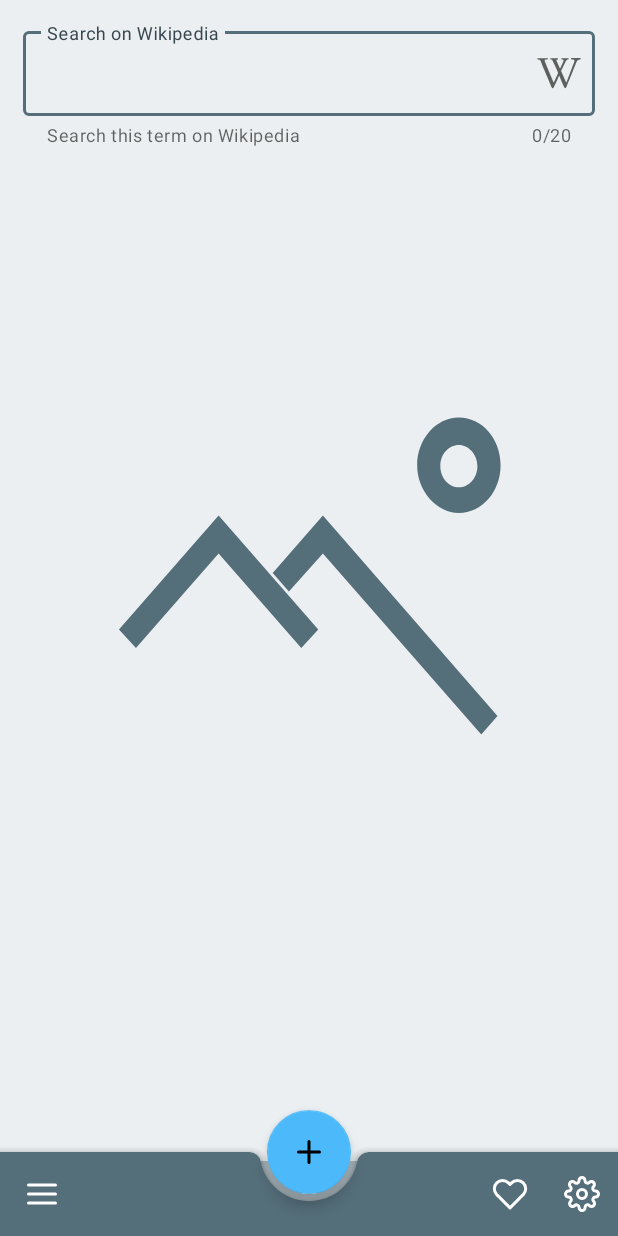
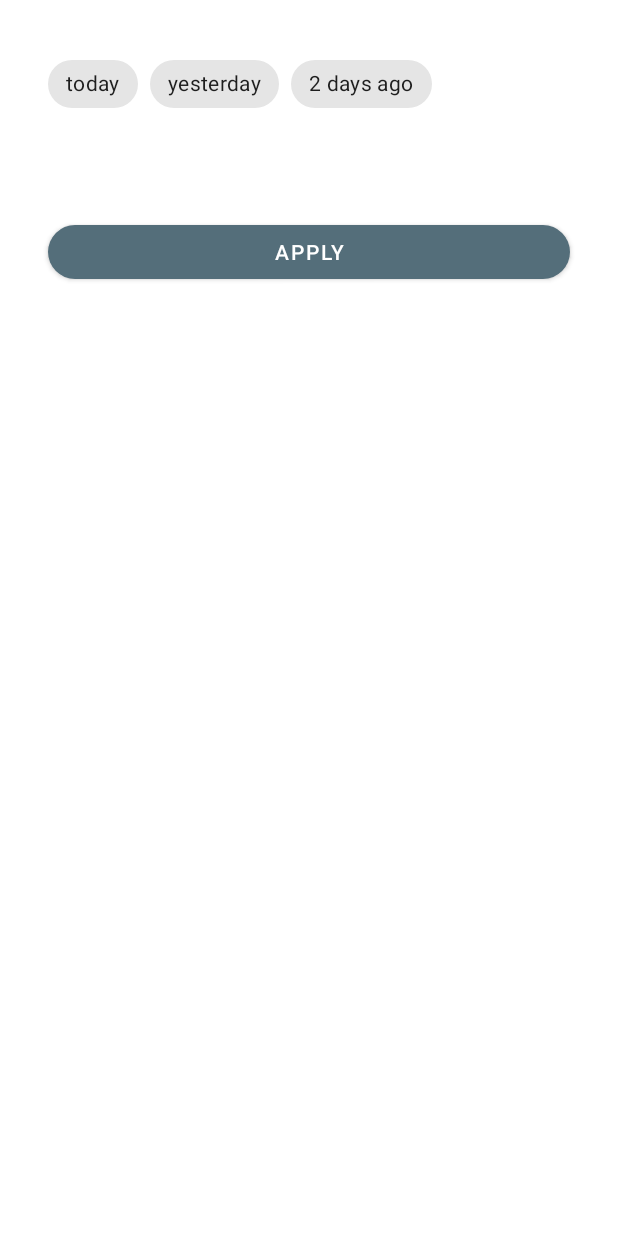
Before and after one commit to mazi-k/A_MaterialDesign, an Android app: the screen it shows after launch (MainActivity), after a tap on "Settings", on a phone screen of 412 x 824 dp. Run offline under Robolectric (Android 15) with nearby library versions, the phone set to English and light mode, and no system bars; pictures from the network do not load.

Commit message:
add chips

```diff
--- a/app/src/main/java/com/example/a_materialdesign/model/PictureOfTheDayAPI.kt
+++ b/app/src/main/java/com/example/a_materialdesign/model/PictureOfTheDayAPI.kt
@@ -7,4 +7,7 @@ import java.sql.Date
 interface PictureOfTheDayAPI {
         @GET("/planetary/apod")
         fun getPictureOfTheDay(@Query("api_key") apiKey:String): Call<PictureOfTheDayServerResponseData>
+
+        @GET("/planetary/apod")
+        fun getPictureOfTheDayTemp(@Query("api_key") apiKey:String,@Query("date") date: String= "2022-06-05"): Call<PictureOfTheDayServerResponseData>
 }
--- a/app/src/main/java/com/example/a_materialdesign/view/MainActivity.kt
+++ b/app/src/main/java/com/example/a_materialdesign/view/MainActivity.kt
@@ -4,13 +4,20 @@ import androidx.appcompat.app.AppCompatActivity
 import android.os.Bundle
 import com.example.a_materialdesign.R
 
-class MainActivity : AppCompatActivity() {
+class MainActivity : AppCompatActivity(), SettingsFragment.Controller {
     override fun onCreate(savedInstanceState: Bundle?) {
         super.onCreate(savedInstanceState)
         setContentView(R.layout.activity_main)
         if (savedInstanceState == null) {
             supportFragmentManager.beginTransaction()
-                .replace(R.id.container, PictureOfTheDayFragment.newInstance()).commit()
+                .replace(R.id.container, PictureOfTheDayFragment.newInstance(0)).commit()
         }
     }
+
+    override fun saveResult(result: Int) {
+        val fragmentManager = supportFragmentManager
+        fragmentManager.beginTransaction()
+            .replace(R.id.container, PictureOfTheDayFragment.newInstance(result))
+            .commit()
+    }
 }
--- a/app/src/main/java/com/example/a_materialdesign/view/PictureOfTheDayFragment.kt
+++ b/app/src/main/java/com/example/a_materialdesign/view/PictureOfTheDayFragment.kt
@@ -4,10 +4,13 @@ import BottomNavigationDrawerFragment
 import android.annotation.SuppressLint
 import android.content.Intent
 import android.net.Uri
+import android.os.Build
 import android.os.Bundle
 import android.util.Log
 import android.view.*
+import android.widget.DatePicker
 import android.widget.Toast
+import androidx.annotation.RequiresApi
 import androidx.appcompat.app.AppCompatActivity
 import androidx.coordinatorlayout.widget.CoordinatorLayout
 import androidx.core.content.ContextCompat
@@ -20,10 +23,15 @@ import com.example.a_materialdesign.viewmodel.AppState
 import com.example.a_materialdesign.viewmodel.PictureOfTheDayViewModel
 import com.google.android.material.bottomappbar.BottomAppBar
 import com.google.android.material.bottomsheet.BottomSheetBehavior
+import java.text.DateFormat
+import java.time.LocalDate
+import java.time.format.DateTimeFormatter
+import java.util.*
 
 class PictureOfTheDayFragment : Fragment() {
 
     private var isMain = true
+    private var result: Int = 0
 
     private var _binding: FragmentPictureOfTheDayBinding? = null
     private val binding: FragmentPictureOfTheDayBinding
@@ -35,6 +43,11 @@ class PictureOfTheDayFragment : Fragment() {
         ViewModelProvider(this).get(PictureOfTheDayViewModel::class.java)
     }
 
+    override fun onCreate(savedInstanceState: Bundle?) {
+        result = requireArguments().getInt("dayResult")
+        super.onCreate(savedInstanceState)
+    }
+
     override fun onCreateView(
         inflater: LayoutInflater, container: ViewGroup?,
         savedInstanceState: Bundle?
@@ -43,6 +56,7 @@ class PictureOfTheDayFragment : Fragment() {
         return binding.root
     }
 
+    @RequiresApi(Build.VERSION_CODES.O)
     override fun onViewCreated(view: View, savedInstanceState: Bundle?) {
         super.onViewCreated(view, savedInstanceState)
         setHasOptionsMenu(true)
@@ -52,7 +66,13 @@ class PictureOfTheDayFragment : Fragment() {
         viewModel.getLiveDataForViewToObserve().observe(viewLifecycleOwner) {
             renderData(it)
         }
-        viewModel.sendServerRequest()
+
+        val newDate = LocalDate.now().minusDays(result.toLong())
+
+        when (result) {
+            0 -> viewModel.sendServerRequest()
+            1, 2 -> viewModel.sendServerRequestTemp(newDate.toString())
+        }
 
         wikiSearch()
         fabSwitch()
@@ -91,7 +111,6 @@ class PictureOfTheDayFragment : Fragment() {
         })
     }
 
-    @SuppressLint("ResourceAsColor")
     private fun wikiSearch() {
         binding.inputLayout.setEndIconOnClickListener {
             startActivity(Intent(Intent.ACTION_VIEW).apply {
@@ -109,14 +128,17 @@ class PictureOfTheDayFragment : Fragment() {
     override fun onOptionsItemSelected(item: MenuItem): Boolean {
         when (item.itemId) {
             R.id.app_bar_fav -> Toast.makeText(context, "Favourite", Toast.LENGTH_SHORT).show()
-            R.id.app_bar_settings -> Toast.makeText(context, "Settings", Toast.LENGTH_SHORT).show()
+            R.id.app_bar_settings -> requireActivity().supportFragmentManager
+                .beginTransaction()
+                .replace(R.id.container,SettingsFragment.newInstance())
+                .addToBackStack(null)
+                .commit()
             android.R.id.home -> {
                 BottomNavigationDrawerFragment().show(requireActivity().supportFragmentManager, "")
             }
         }
         return super.onOptionsItemSelected(item)
     }
-
 
     private fun renderData(appState: AppState) {
         when (appState) {
@@ -161,7 +183,12 @@ class PictureOfTheDayFragment : Fragment() {
 
     companion object {
         @JvmStatic
-        fun newInstance() =
-            PictureOfTheDayFragment()
+        fun newInstance(dayResult: Int): PictureOfTheDayFragment {
+            val pictureOfTheDayFragment = PictureOfTheDayFragment()
+            val bundle = Bundle()
+            bundle.putInt("dayResult", dayResult)
+            pictureOfTheDayFragment.arguments = bundle
+            return pictureOfTheDayFragment
+        }
     }
 }
--- /dev/null
+++ b/app/src/main/java/com/example/a_materialdesign/view/SettingsFragment.kt
@@ -0,0 +1,67 @@
+package com.example.a_materialdesign.view
+
+import android.content.Context
+import android.os.Bundle
+import android.view.LayoutInflater
+import android.view.View
+import android.view.ViewGroup
+import androidx.fragment.app.Fragment
+import com.example.a_materialdesign.databinding.SettingsFragmentBinding
+import java.lang.IllegalStateException
+
+class SettingsFragment: Fragment() {
+
+    private var _binding: SettingsFragmentBinding ? = null
+    private val binding: SettingsFragmentBinding
+        get() {
+            return _binding!!
+        }
+
+    private var controller: Controller? = null
+
+    override fun onAttach(context: Context) {
+        super.onAttach(context)
+        controller =
+            if (context is Controller) context else throw IllegalStateException(
+                "Activity IllegalStateException"
+            )
+    }
+
+    override fun onCreateView(
+        inflater: LayoutInflater,
+        container: ViewGroup?,
+        savedInstanceState: Bundle?
+    ): View? {
+        _binding = SettingsFragmentBinding.inflate(inflater, container, false)
+        return binding.root
+    }
+
+    override fun onViewCreated(view: View, savedInstanceState: Bundle?) {
+        super.onViewCreated(view, savedInstanceState)
+
+        binding.applyButton.setOnClickListener {
+            var result = 2
+            binding.chipGroup.setOnCheckedStateChangeListener { chip, isChecked ->
+                when (chip.checkedChipId){
+                    //TODO: how does it work??????
+                }
+            }
+            controller!!.saveResult(result)
+        }
+    }
+
+    override fun onDestroy() {
+        _binding = null
+        super.onDestroy()
+    }
+
+    companion object {
+        @JvmStatic
+        fun newInstance() =
+           SettingsFragment()
+    }
+
+    interface Controller {
+        fun saveResult(result: Int)
+    }
+}
--- a/app/src/main/java/com/example/a_materialdesign/viewmodel/PictureOfTheDayViewModel.kt
+++ b/app/src/main/java/com/example/a_materialdesign/viewmodel/PictureOfTheDayViewModel.kt
@@ -1,5 +1,6 @@
 package com.example.a_materialdesign.viewmodel
 
+import android.util.Log
 import androidx.lifecycle.MutableLiveData
 import androidx.lifecycle.ViewModel
 import com.example.a_materialdesign.BuildConfig
@@ -20,6 +21,11 @@ class PictureOfTheDayViewModel(
         retrofitImpl.getRetrofitImpl().getPictureOfTheDay(BuildConfig.NASA_API_KEY).enqueue(callback)
     }
 
+    fun sendServerRequestTemp(date: String) {
+        liveDataForViewToObserve.postValue(AppState.Loading(null))
+        retrofitImpl.getRetrofitImpl().getPictureOfTheDayTemp(BuildConfig.NASA_API_KEY, date).enqueue(callback)
+    }
+
     private val callback = object : Callback<PictureOfTheDayServerResponseData>{
         override fun onResponse(
             call: Call<PictureOfTheDayServerResponseData>,
@@ -29,13 +35,13 @@ class PictureOfTheDayViewModel(
                 response.body()?.let {
                     liveDataForViewToObserve.postValue(AppState.Success(it))
                 }
-            }else{
-                //TODO HW
+            } else {
+                Log.e("@@@", "response failed")
             }
         }
 
         override fun onFailure(call: Call<PictureOfTheDayServerResponseData>, t: Throwable) {
-            //TODO HW
+            Log.e("@@@", "response failed" + t.localizedMessage)
         }
 
     }
--- a/app/src/main/res/layout/fragment_picture_of_the_day.xml
+++ b/app/src/main/res/layout/fragment_picture_of_the_day.xml
@@ -4,8 +4,7 @@
     android:id="@+id/main"
     android:layout_width="match_parent"
     android:layout_height="match_parent"
-    android:orientation="vertical"
-    android:background="@color/blue_gray_50">
+    android:orientation="vertical">
 
     <com.example.a_materialdesign.utils.EquilateralImageView
         android:id="@+id/image_view"
--- a/app/src/main/res/layout/fragment_wiki_search.xml
+++ /dev/null
@@ -1,6 +0,0 @@
-<?xml version="1.0" encoding="utf-8"?>
-<androidx.constraintlayout.widget.ConstraintLayout xmlns:android="http://schemas.android.com/apk/res/android"
-    android:layout_width="match_parent"
-    android:layout_height="match_parent">
-
-</androidx.constraintlayout.widget.ConstraintLayout>
--- /dev/null
+++ b/app/src/main/res/layout/settings_fragment.xml
@@ -0,0 +1,49 @@
+<?xml version="1.0" encoding="utf-8"?>
+<androidx.constraintlayout.widget.ConstraintLayout xmlns:android="http://schemas.android.com/apk/res/android"
+    android:layout_width="match_parent"
+    android:layout_height="match_parent"
+    xmlns:app="http://schemas.android.com/apk/res-auto">
+
+    <com.google.android.material.chip.ChipGroup
+        android:id="@+id/chip_group"
+        android:layout_width="match_parent"
+        android:layout_height="wrap_content"
+        android:padding="@dimen/double_default_margin"
+        app:layout_constraintStart_toStartOf="parent"
+        app:layout_constraintEnd_toEndOf="parent"
+        app:layout_constraintTop_toTopOf="parent"
+        app:singleSelection="true">
+
+        <com.google.android.material.chip.Chip
+            android:id="@+id/chip_today"
+            android:tag="chip_today"
+            android:layout_width="wrap_content"
+            android:layout_height="wrap_content"
+            android:text="@string/today"/>
+
+        <com.google.android.material.chip.Chip
+            android:id="@+id/chip_yesterday"
+            android:tag="chip_yesterday"
+            android:layout_width="wrap_content"
+            android:layout_height="wrap_content"
+            android:text="@string/yesterday"/>
+
+        <com.google.android.material.chip.Chip
+            android:id="@+id/chip_two_days_ago"
+            android:tag="chip_two_days_ago"
+            android:layout_width="wrap_content"
+            android:layout_height="wrap_content"
+            android:text="@string/_2_days_ago"/>
+    </com.google.android.material.chip.ChipGroup>
+
+    <com.google.android.material.button.MaterialButton
+        android:id="@+id/apply_button"
+        android:layout_width="match_parent"
+        android:layout_height="wrap_content"
+        app:layout_constraintStart_toStartOf="parent"
+        app:layout_constraintEnd_toEndOf="parent"
+        app:layout_constraintTop_toBottomOf="@id/chip_group"
+        android:layout_margin="@dimen/double_default_margin"
+        android:text="@string/apply"/>
+
+</androidx.constraintlayout.widget.ConstraintLayout>
--- a/app/src/main/res/values/dimens.xml
+++ b/app/src/main/res/values/dimens.xml
@@ -6,4 +6,5 @@
     <dimen name="bottom_sheet_line_width">25dp</dimen>
     <dimen name="bottom_sheet_line_height">2dp</dimen>
     <dimen name="bottom_sheet_corners_radius">40dp</dimen>
+    <dimen name="button_corner_radius">20dp</dimen>
 </resources>
--- a/app/src/main/res/values/strings.xml
+++ b/app/src/main/res/values/strings.xml
@@ -9,4 +9,8 @@
     <string name="search">Search</string>
     <!-- TODO: Remove or change this placeholder text -->
     <string name="hello_blank_fragment">Hello blank fragment</string>
+    <string name="today">today</string>
+    <string name="yesterday">yesterday</string>
+    <string name="_2_days_ago">2 days ago</string>
+    <string name="apply">apply</string>
 </resources>
--- a/app/src/main/res/values/themes.xml
+++ b/app/src/main/res/values/themes.xml
@@ -16,10 +16,12 @@
         <item name="textInputStyle">@style/MyInputStyle</item>
         <item name="floatingActionButtonStyle">@style/MyFloatingButtonStyle</item>
         <item name="bottomAppBarStyle">@style/MyBottomAppBarStyle</item>
+        <item name="chipStyle">@style/MyChipStyle</item>
     </style>
 
     <style name="MyButtonStyle" parent="Widget.MaterialComponents.Button">
         <item name="backgroundTint">@color/blue_gray_600</item>
+        <item name="cornerRadius">@dimen/button_corner_radius</item>
     </style>
 
     <style name="MyInputStyle" parent="Widget.MaterialComponents.TextInputLayout.OutlinedBox">
@@ -35,4 +37,8 @@
         <item name="backgroundTint">@color/blue_gray_600</item>
     </style>
 
+    <style name="MyChipStyle" parent="Widget.MaterialComponents.Chip.Choice">
+
+    </style>
+
 </resources>
```
Also changed, not shown: 1 other file.
